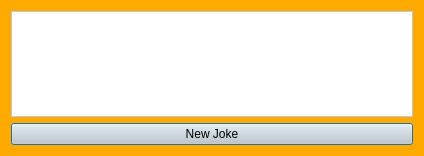
This is popupjoke.ui in bennisverrir/Golfing-Union-of-Ireland as Qt 5 draws it before an edit. The edited form follows.
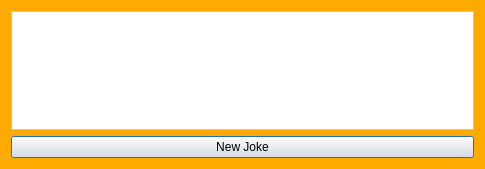
This is the edited form.

The edit to the form file:
```diff
--- a/popupjoke.ui
+++ b/popupjoke.ui
@@ -6,8 +6,8 @@
    <rect>
     <x>0</x>
     <y>0</y>
-    <width>424</width>
-    <height>156</height>
+    <width>485</width>
+    <height>169</height>
    </rect>
   </property>
   <property name="font">
@@ -26,6 +26,7 @@
     <widget class="QTextEdit" name="textEdit_Joke">
      <property name="font">
       <font>
+       <family>Segoe UI</family>
        <pointsize>9</pointsize>
       </font>
      </property>
@@ -39,8 +40,13 @@
    </item>
    <item>
     <widget class="QPushButton" name="GetANewJoke">
+     <property name="font">
+      <font>
+       <family>Arial</family>
+      </font>
+     </property>
      <property name="styleSheet">
-      <string notr="true">background-color: rgb(206, 206, 206);</string>
+      <string notr="true">background-color: rgb(232, 232, 232);</string>
      </property>
      <property name="text">
       <string>New Joke</string>
```
